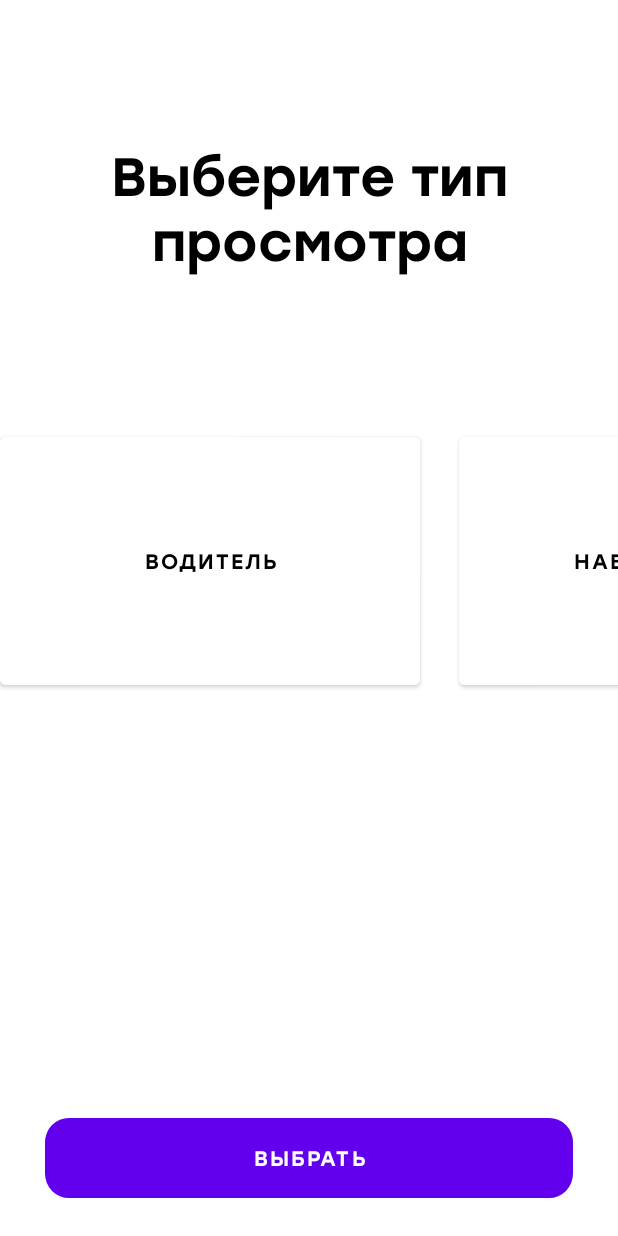
After one commit to Sinetspark/RoadScan.Android, an Android app: the ViewModeChoice screen opened directly, with no data from a screen before it, on a phone screen of 412 x 824 dp. The commit adds this screen. Run offline under Robolectric (Android 15) with nearby library versions, the phone set to English and light mode, and no system bars; network calls fail.

Commit message:
#198 add ViewModeChoice(Тип просмотра)

```diff
--- a/app/src/main/AndroidManifest.xml
+++ b/app/src/main/AndroidManifest.xml
@@ -22,6 +22,9 @@
         android:supportsRtl="true"
         android:theme="@style/Theme.InRoad"
         android:versionCode="2">
+        <activity
+            android:name=".ui.ViewModeChoice"
+            android:exported="false" />
         <activity
             android:name=".ui.CarChoiceActivity"
             android:exported="false">
--- a/app/src/main/java/com/example/inroad/ui/IntroSlidersActivity.kt
+++ b/app/src/main/java/com/example/inroad/ui/IntroSlidersActivity.kt
@@ -30,7 +30,7 @@ class IntroSlidersActivity : AppCompatActivity() {
         skipBtn = findViewById(R.id.idBtnSkip)
 
         skipBtn.setOnClickListener() {
-            val i = Intent(this@IntroSlidersActivity, CarChoiceActivity::class.java)
+            val i = Intent(this@IntroSlidersActivity, ViewModeChoice::class.java)
 
             if (mCurrentPage == 2) {
                 startActivity(i)
--- /dev/null
+++ b/app/src/main/java/com/example/inroad/ui/ViewModeChoice.kt
@@ -0,0 +1,49 @@
+package com.example.inroad.ui
+
+import android.content.Intent
+import androidx.appcompat.app.AppCompatActivity
+import android.os.Bundle
+import android.widget.Button
+import android.widget.Toast
+import androidx.core.content.ContextCompat
+import com.example.inroad.R
+
+class ViewModeChoice : AppCompatActivity() {
+
+    lateinit var choiceBtn: Button
+    lateinit var watcherMode: Button
+    lateinit var driverMode: Button
+    var selectedMode = ""
+
+    override fun onCreate(savedInstanceState: Bundle?) {
+        super.onCreate(savedInstanceState)
+        setContentView(R.layout.activity_view_mode_choice)
+
+        choiceBtn = findViewById(R.id.idBtnChoiceMode)
+        watcherMode = findViewById(R.id.watcher_mode)
+        driverMode = findViewById(R.id.driver_mode)
+
+        watcherMode.setOnClickListener {
+            selectedMode = "watcherMode"
+            watcherMode.setTextColor(ContextCompat.getColor(this, R.color.blue))
+            driverMode.setTextColor(ContextCompat.getColor(this, R.color.black))
+        }
+
+        driverMode.setOnClickListener {
+            selectedMode = "driverMode"
+            driverMode.setTextColor(ContextCompat.getColor(this, R.color.blue))
+            watcherMode.setTextColor(ContextCompat.getColor(this, R.color.black))
+        }
+
+        choiceBtn.setOnClickListener() {
+            if (!selectedMode.isNullOrEmpty()) {
+                val intent = Intent(this, CarChoiceActivity::class.java)
+                intent.putExtra("selectedCar", selectedMode)
+                startActivity(intent)
+            } else {
+                Toast.makeText(this, "Выберите тип просмотра", Toast.LENGTH_SHORT).show()
+            }
+
+        }
+    }
+}
--- /dev/null
+++ b/app/src/main/res/layout/activity_view_mode_choice.xml
@@ -0,0 +1,71 @@
+<?xml version="1.0" encoding="utf-8"?>
+<RelativeLayout xmlns:android="http://schemas.android.com/apk/res/android"
+    xmlns:app="http://schemas.android.com/apk/res-auto"
+    xmlns:tools="http://schemas.android.com/tools"
+    android:layout_width="match_parent"
+    android:layout_height="match_parent"
+    tools:context=".ui.ViewModeChoice">
+
+    <TextView
+        android:id="@+id/choiceMode"
+        android:layout_width="352dp"
+        android:layout_height="126dp"
+        android:layout_alignParentTop="true"
+        android:layout_centerInParent="true"
+        android:layout_marginTop="92dp"
+        android:fontFamily="@font/stolzl_medium"
+        android:gravity="center_horizontal|top"
+        android:text="Выберите тип просмотра"
+        android:textColor="@color/black"
+        app:autoSizeMaxTextSize="36sp"
+        app:autoSizeMinTextSize="24sp"
+        app:autoSizeTextType="uniform" />
+
+    <Button
+        android:id="@+id/idBtnChoiceMode"
+        android:layout_width="wrap_content"
+        android:layout_height="wrap_content"
+        android:layout_alignParentBottom="true"
+        android:layout_centerHorizontal="true"
+        android:layout_marginBottom="25dp"
+        android:background="@drawable/reviewbutton"
+        android:fontFamily="@font/stolzl_medium"
+        android:scaleType="centerCrop"
+        android:text="@string/choice"
+        android:textColor="@color/white" />
+
+    <HorizontalScrollView
+        android:id="@+id/horizontalScrollView"
+        android:layout_width="match_parent"
+        android:layout_height="177dp"
+        android:layout_marginTop="285dp"
+        android:scrollbars="none">
+
+        <LinearLayout
+            android:layout_width="match_parent"
+            android:layout_height="wrap_content"
+            android:orientation="horizontal">
+            <com.google.android.material.button.MaterialButton
+                android:id="@+id/driver_mode"
+                android:layout_width="280dp"
+                android:layout_height="177dp"
+                android:layout_marginEnd="26dp"
+                android:backgroundTint="@color/white"
+                android:text="@string/driver"
+                android:textColor="@color/black"
+                android:fontFamily="@font/stolzl_medium"
+                />
+            <com.google.android.material.button.MaterialButton
+                android:id="@+id/watcher_mode"
+                android:layout_width="280dp"
+                android:layout_height="177dp"
+                android:layout_marginEnd="26dp"
+                android:backgroundTint="@color/white"
+                android:text="@string/watcher_mode"
+                android:textColor="@color/black"
+                android:fontFamily="@font/stolzl_medium"
+                />
+        </LinearLayout>
+    </HorizontalScrollView>
+
+</RelativeLayout>
--- a/app/src/main/res/layout/car_choice_modal.xml
+++ b/app/src/main/res/layout/car_choice_modal.xml
@@ -29,7 +29,7 @@
         android:layout_alignParentBottom="true"
         android:layout_centerHorizontal="true"
         android:layout_marginBottom="25dp"
-        android:background="@drawable/button_intro"
+        android:background="@drawable/reviewbutton"
         android:fontFamily="@font/stolzl_medium"
         android:scaleType="centerCrop"
         android:text="@string/choice"
--- a/app/src/main/res/values/strings.xml
+++ b/app/src/main/res/values/strings.xml
@@ -30,4 +30,6 @@
     </string>
     <string name="attachment_summary_off">Only download attachments when manually requested</string>
     <string name="title_activity_settings">SettingsActivity</string>
+    <string name="driver">Водитель</string>
+    <string name="watcher_mode">Наблюдатель</string>
 </resources>
```
